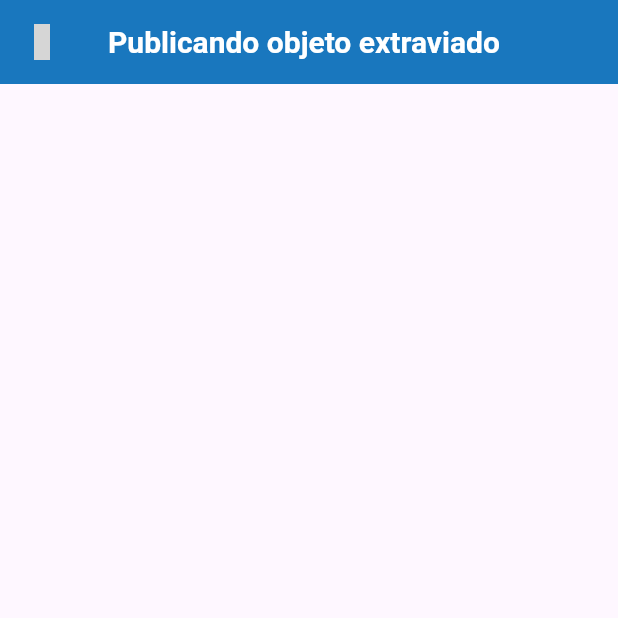
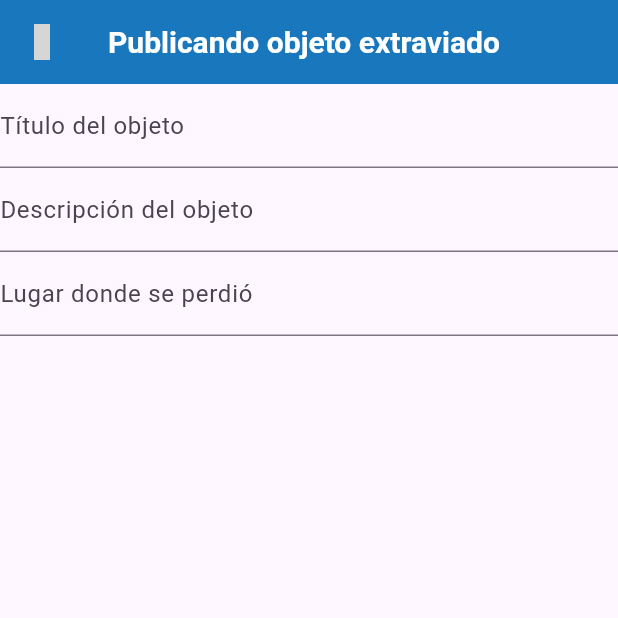
Before and after one commit to mcayos/dam_2026_project, a Flutter app: the AddObject screen opened directly, on a phone screen of 412 x 824 dp, the top half of it. Run offline on Flutter 3.47's test engine with Material 3 defaults, Android fonts, the phone set to English and light mode, and no system bars; our stand-ins replace cloud_firestore, firebase_auth, firebase_core, flutter_material_design_icons; accounts and stored records are empty; grey boxes are pictures that could not be loaded.

Commit message:
Formulario inicializado

```diff
--- a/lib/pages/add_object.dart
+++ b/lib/pages/add_object.dart
@@ -1,4 +1,5 @@
 import 'package:dam_2026_project/constants.dart';
+import 'package:firebase_auth/firebase_auth.dart';
 import 'package:flutter/material.dart';
 import 'package:flutter_material_design_icons/flutter_material_design_icons.dart';
 
@@ -10,6 +11,16 @@ class AddObject extends StatefulWidget {
 }
 
 class _AddObjectState extends State<AddObject> {
+  final tituloCtrl = TextEditingController();
+  final descripcionCtrl = TextEditingController();
+  // tipo por defecto en perdido.
+  String? categoriaCtrl;
+  final lugarCtrl = TextEditingController();
+  DateTime? fechaCtrl;
+  final fotoCtrl = TextEditingController();
+  // estado por defecto en vigente.
+  User? user;
+
   @override
   Widget build(BuildContext context) {
     return Scaffold(
@@ -22,7 +33,37 @@ class _AddObjectState extends State<AddObject> {
         ),
         backgroundColor: cFondo1,
         title:  Text('Publicando objeto extraviado', style: TextStyle(color: cTextoClaro, fontSize: 20, fontWeight: FontWeight.bold)),
+
       ),
+      body: Form(
+        child:
+            ListView(
+              children:[
+                TextFormField(
+                  controller: tituloCtrl,
+                  decoration: InputDecoration(
+                    labelText: 'Título del objeto',
+                    hintText: 'Título del objeto'
+                  )
+                ),
+                TextFormField(
+                  controller: descripcionCtrl,
+                  decoration: InputDecoration(
+                    labelText: 'Descripción del objeto',
+                    hintText: 'Descripción del objeto'
+                  )
+                ),
+                TextFormField(
+                  controller: lugarCtrl,
+                  decoration: InputDecoration(
+                    labelText: 'Lugar donde se perdió',
+                    hintText: 'Lugar donde se perdió'
+                  )
+                ),
+
+              ]
+              ),
+        ),
       );
   }
 }
```
